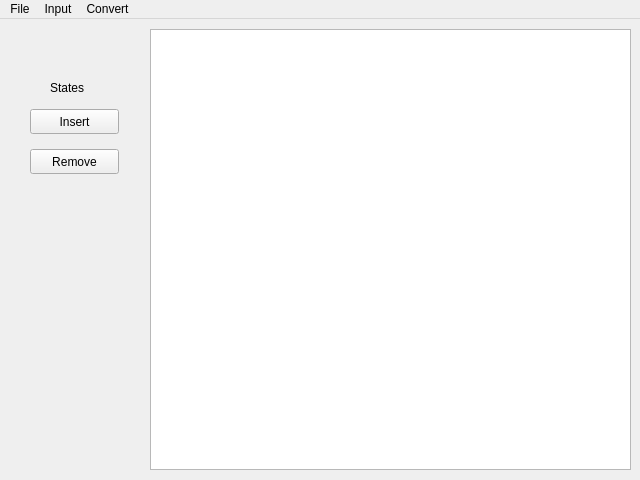
This is UI/Design/faWindow.ui in cchenzi/INE5421 as Qt 5 draws it before an edit. The edited form follows.
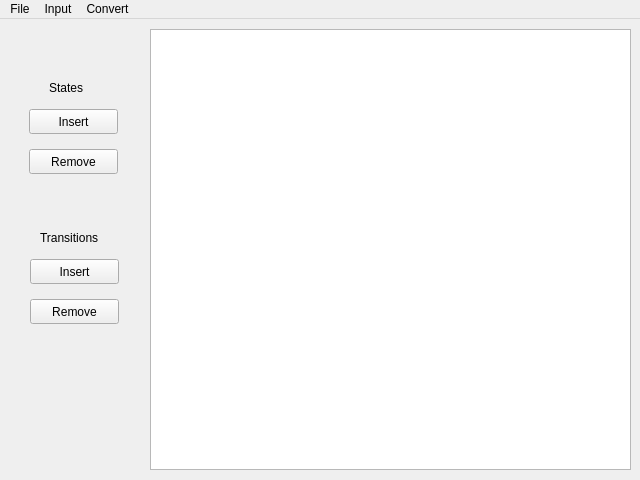
This is the edited form.

Commit message: Alteração da UI p/ aceitar manipulação de AFNDs + tratamento básico de erros

Patch:
```diff
--- a/UI/Design/faWindow.ui
+++ b/UI/Design/faWindow.ui
@@ -51,44 +51,106 @@
      <bool>false</bool>
     </attribute>
    </widget>
-   <widget class="QPushButton" name="pushButton_insertState">
+   <widget class="QWidget" name="statesMan_container" native="true">
     <property name="geometry">
      <rect>
-      <x>30</x>
-      <y>90</y>
-      <width>89</width>
-      <height>25</height>
+      <x>19</x>
+      <y>50</y>
+      <width>111</width>
+      <height>121</height>
      </rect>
     </property>
-    <property name="text">
-     <string>Insert</string>
-    </property>
+    <widget class="QLabel" name="label">
+     <property name="geometry">
+      <rect>
+       <x>30</x>
+       <y>10</y>
+       <width>51</width>
+       <height>17</height>
+      </rect>
+     </property>
+     <property name="text">
+      <string>States</string>
+     </property>
+    </widget>
+    <widget class="QPushButton" name="pushButton_insertState">
+     <property name="geometry">
+      <rect>
+       <x>10</x>
+       <y>40</y>
+       <width>89</width>
+       <height>25</height>
+      </rect>
+     </property>
+     <property name="text">
+      <string>Insert</string>
+     </property>
+    </widget>
+    <widget class="QPushButton" name="pushButton_removeState">
+     <property name="geometry">
+      <rect>
+       <x>10</x>
+       <y>80</y>
+       <width>89</width>
+       <height>25</height>
+      </rect>
+     </property>
+     <property name="text">
+      <string>Remove</string>
+     </property>
+    </widget>
    </widget>
-   <widget class="QPushButton" name="pushButton_removeState">
-    <property name="geometry">
-     <rect>
-      <x>30</x>
-      <y>130</y>
-      <width>89</width>
-      <height>25</height>
-     </rect>
+   <widget class="QWidget" name="transMan_container" native="true">
+    <property name="enabled">
+     <bool>true</bool>
     </property>
-    <property name="text">
-     <string>Remove</string>
-    </property>
-   </widget>
-   <widget class="QLabel" name="label">
     <property name="geometry">
      <rect>
-      <x>50</x>
-      <y>60</y>
-      <width>51</width>
-      <height>17</height>
+      <x>20</x>
+      <y>200</y>
+      <width>111</width>
+      <height>121</height>
      </rect>
     </property>
-    <property name="text">
-     <string>States</string>
-    </property>
+    <widget class="QPushButton" name="pushButton_removeTransition">
+     <property name="geometry">
+      <rect>
+       <x>10</x>
+       <y>80</y>
+       <width>89</width>
+       <height>25</height>
+      </rect>
+     </property>
+     <property name="text">
+      <string>Remove</string>
+     </property>
+    </widget>
+    <widget class="QLabel" name="label_2">
+     <property name="geometry">
+      <rect>
+       <x>20</x>
+       <y>10</y>
+       <width>81</width>
+       <height>17</height>
+      </rect>
+     </property>
+     <property name="text">
+      <string>Transitions</string>
+     </property>
+    </widget>
+    <widget class="QPushButton" name="pushButton_insertTransition">
+     <property name="geometry">
+      <rect>
+       <x>10</x>
+       <y>40</y>
+       <width>89</width>
+       <height>25</height>
+      </rect>
+     </property>
+     <property name="text">
+      <string>Insert</string>
+     </property>
+    </widget>
    </widget>
   </widget>
   <widget class="QMenuBar" name="menubar">
```
Left out of the diff: 21 changed lines with no effect on the pictures. The commit also changes 5 other files.
